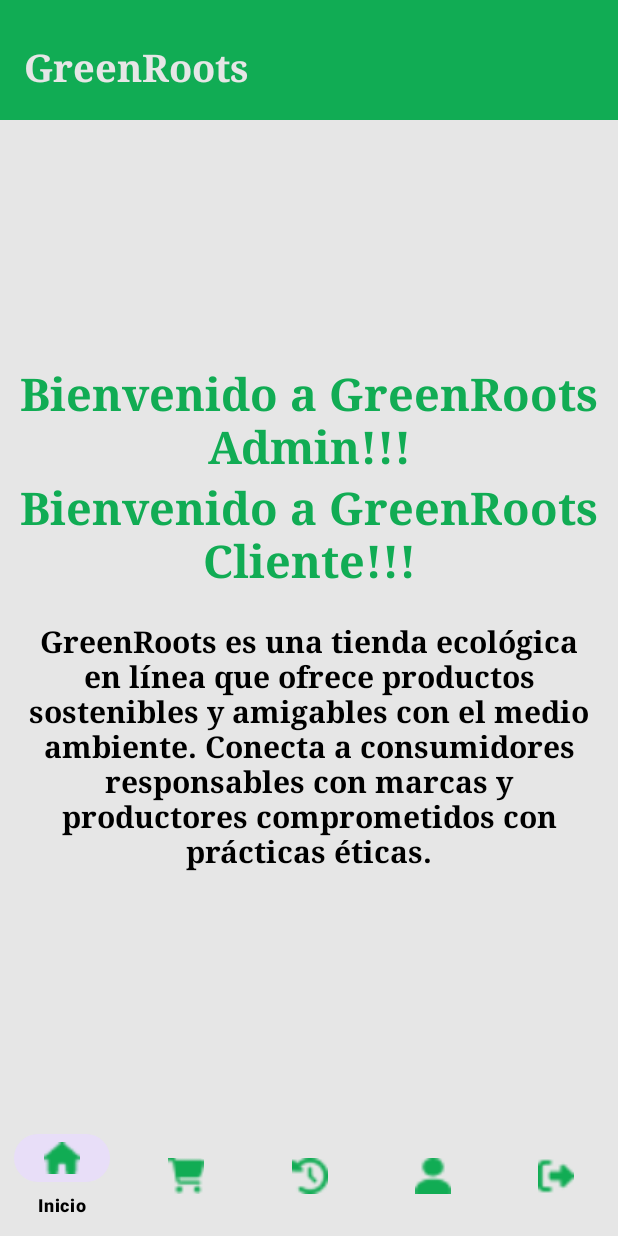
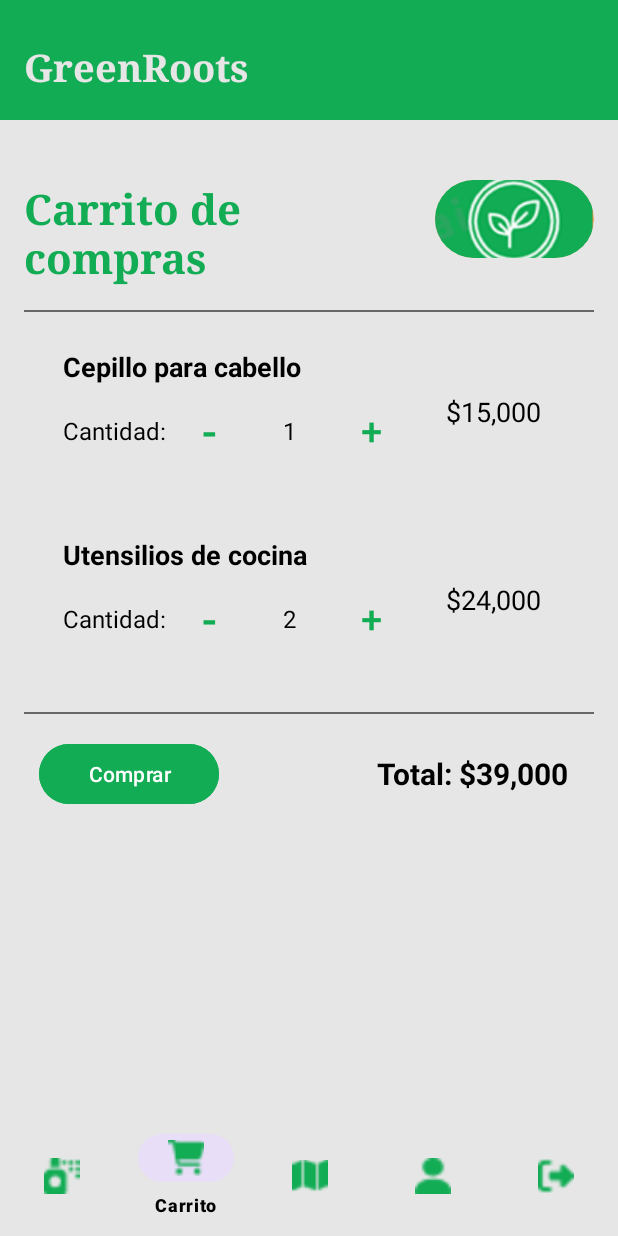
Before and after one commit to marianaaam/proyecto_green_roots, an Android app: the MainActivity screen opened directly, with no data from a screen before it, item 2 of the bottom bar chosen, on a phone screen of 412 x 824 dp. Run offline under Robolectric (Android 15) with nearby library versions, the phone set to English and light mode, and no system bars; our stand-ins replace navigation-ui.

Commit message:
the cart fragment was added

```diff
--- a/app/src/main/java/com/example/green_roots/activities/MainActivity.kt
+++ b/app/src/main/java/com/example/green_roots/activities/MainActivity.kt
@@ -34,9 +34,8 @@ class MainActivity : AppCompatActivity() {
 
         // Define los destinos del top level (sin el botón de regreso)
         appBarConfiguration = AppBarConfiguration.Builder(
-            R.id.inicioFragment,
             R.id.ProductosFragment,
-            R.id.CarritoFragment,
+            R.id.CartFragment,
             R.id.PerfilFragment,
             R.id.CategoriasFragment
         ).build()
--- /dev/null
+++ b/app/src/main/java/com/example/green_roots/fragments/CartFragment.kt
@@ -0,0 +1,208 @@
+package com.example.green_roots.fragments
+
+import android.content.Context
+import android.content.SharedPreferences
+import android.os.Bundle
+import android.view.LayoutInflater
+import android.view.View
+import android.view.ViewGroup
+import android.widget.Button
+import android.widget.LinearLayout
+import android.widget.TextView
+import android.widget.Toast
+import androidx.fragment.app.Fragment
+import com.example.green_roots.R
+import org.json.JSONArray
+import org.json.JSONObject
+import java.util.Locale
+
+class CartFragment : Fragment() {
+
+    private lateinit var sharedPreferences: SharedPreferences
+    private lateinit var containerLayout: LinearLayout
+    private lateinit var tvTotal: TextView
+    private lateinit var btnCheckout: Button
+    private lateinit var tvEmptyCart: TextView
+
+    override fun onCreateView(
+        inflater: LayoutInflater,
+        container: ViewGroup?,
+        savedInstanceState: Bundle?
+    ): View {
+        val view = inflater.inflate(R.layout.fragment_cart, container, false)
+
+        sharedPreferences = requireActivity().getSharedPreferences("ShoppingCart", Context.MODE_PRIVATE)
+        containerLayout = view.findViewById(R.id.cartItemsContainer)
+        tvTotal = view.findViewById(R.id.tvTotal)
+        btnCheckout = view.findViewById(R.id.btnCheckout)
+        tvEmptyCart = view.findViewById(R.id.tvEmptyCart)
+
+        loadProduct("Cepillo para cabello", 1, 15000)
+        loadProduct("Utensilios de cocina", 2, 12000)
+
+        btnCheckout.setOnClickListener {
+            checkout()
+        }
+
+        loadCartItems()
+
+        return view
+    }
+
+    private fun loadCartItems() {
+        containerLayout.removeAllViews()
+
+        val productsJson = sharedPreferences.getString("products", "[]")
+        val productsArray = JSONArray(productsJson)
+
+        if (productsArray.length() == 0) {
+            tvEmptyCart.visibility = View.VISIBLE
+            tvTotal.visibility = View.GONE
+            btnCheckout.visibility = View.GONE
+            return
+        }
+
+        tvEmptyCart.visibility = View.GONE
+        tvTotal.visibility = View.VISIBLE
+        btnCheckout.visibility = View.VISIBLE
+
+        var total = 0
+
+        for (i in 0 until productsArray.length()) {
+            val product = productsArray.getJSONObject(i)
+            val name = product.getString("name")
+            var amount = product.getInt("amount")
+            val price = product.getInt("price")
+
+            total += price * amount
+
+            addCartItemView(name, amount, price)
+        }
+
+        updateTotal(total)
+    }
+
+    private fun addCartItemView(name: String, amount: Int, price: Int) {
+        val itemView = LayoutInflater.from(requireContext())
+            .inflate(R.layout.item_cart_product, containerLayout, false)
+
+        itemView.findViewById<TextView>(R.id.tvProductName).text = name
+        itemView.findViewById<TextView>(R.id.tvProductPrice).text = formatPrice(price * amount)
+
+        val tvAmount = itemView.findViewById<TextView>(R.id.tvProductAmount)
+        tvAmount.text = amount.toString()
+
+        itemView.findViewById<Button>(R.id.btnDecrease).setOnClickListener {
+            val currentAmount = tvAmount.text.toString().toInt()
+            if (currentAmount > 1) {
+                val newAmount = currentAmount - 1
+                tvAmount.text = newAmount.toString()
+                itemView.findViewById<TextView>(R.id.tvProductPrice).text = formatPrice(price * newAmount)
+                updateProductAmount(name, newAmount)
+            } else {
+                removeProduct(name)
+            }
+        }
+
+        itemView.findViewById<Button>(R.id.btnIncrease).setOnClickListener {
+            val newAmount = tvAmount.text.toString().toInt() + 1
+            tvAmount.text = newAmount.toString()
+            itemView.findViewById<TextView>(R.id.tvProductPrice).text = formatPrice(price * newAmount)
+            updateProductAmount(name, newAmount)
+        }
+
+        containerLayout.addView(itemView)
+    }
+
+    private fun updateProductAmount(name: String, newAmount: Int) {
+        val productsJson = sharedPreferences.getString("products", "[]")
+        val productsArray = JSONArray(productsJson)
+        val newProductsArray = JSONArray()
+
+        for (i in 0 until productsArray.length()) {
+            val product = productsArray.getJSONObject(i)
+            if (product.getString("name") == name) {
+                if (newAmount > 0) {
+                    product.put("amount", newAmount)
+                    newProductsArray.put(product)
+                }
+            } else {
+                newProductsArray.put(product)
+            }
+        }
+
+        sharedPreferences.edit()
+            .putString("products", newProductsArray.toString())
+            .apply()
+
+        loadCartItems()
+    }
+
+    private fun removeProduct(name: String) {
+        updateProductAmount(name, 0)
+    }
+
+    private fun updateTotal(total: Int) {
+        tvTotal.text = "Total: ${formatPrice(total)}"
+    }
+
+    private fun checkout() {
+        Toast.makeText(requireContext(), "Compra realizada por un ${tvTotal.text}", Toast.LENGTH_LONG).show()
+        sharedPreferences.edit().remove("products").apply()
+        loadCartItems()
+    }
+
+    private fun formatPrice(price: Int): String {
+        return "$${String.format(Locale.US, "%,d", price)}"
+    }
+
+    //Funcion para cargar algunos productos
+    private fun loadProduct(name: String, amount: Int, price: Int){
+        val control= sharedPreferences.edit()
+
+        val productsJson = sharedPreferences.getString("products", "[]")
+
+        // Convertimos el string JSON a un JSONArray
+        val productsArray = JSONArray(productsJson)
+
+        // veficacion de producto existente
+        var productExists = false
+
+        // Recorremos los productos existentes para buscar coincidencias
+        for (i in 0 until productsArray.length()) {
+            val currentProduct = productsArray.getJSONObject(i)
+
+            // Si encontramos un producto con el mismo nombre
+            if (currentProduct.getString("name") == name) {
+                // Aumentamos la cantidad
+                val currentAmount = currentProduct.getInt("amount")
+                currentProduct.put("amount", currentAmount + amount)
+
+                // Actualizamos el producto en el array
+                productsArray.put(i, currentProduct)
+
+                productExists = true
+                break
+            }
+        }
+
+        // Si el producto no existe, lo añadimos como nuevo
+        if (!productExists) {
+            // Creamos un objeto JSON para el nuevo producto
+            val productObject = JSONObject().apply {
+                put("name", name)
+                put("amount", amount)
+                put("price", price)
+            }
+
+            // Agregamos el producto al array
+            productsArray.put(productObject)
+        }
+
+
+        control.putString("products", productsArray.toString())
+        control.apply()
+    }
+
+
+}
--- /dev/null
+++ b/app/src/main/res/layout/fragment_cart.xml
@@ -0,0 +1,129 @@
+<?xml version="1.0" encoding="utf-8"?>
+<ScrollView xmlns:android="http://schemas.android.com/apk/res/android"
+    xmlns:app="http://schemas.android.com/apk/res-auto"
+    android:layout_width="match_parent"
+    android:layout_height="match_parent"
+    android:background="@color/white"
+    >
+
+    <LinearLayout
+        android:layout_width="match_parent"
+        android:layout_height="wrap_content"
+        android:orientation="vertical"
+        android:paddingTop="40dp"
+        android:paddingBottom="40dp"
+        android:paddingLeft="16dp"
+        android:paddingRight="16dp"
+        >
+
+        <LinearLayout
+            android:layout_width="wrap_content"
+            android:layout_height="wrap_content"
+            android:orientation="horizontal"
+            android:gravity="center_vertical"
+            android:layout_marginBottom="16dp"
+            >
+
+            <TextView
+                android:layout_width="0dp"
+                android:layout_weight="6"
+                android:layout_height="wrap_content"
+                android:text="@string/TittleFragmentCarrito"
+                android:textSize="28sp"
+                android:textStyle="bold"
+                android:textColor="@color/green"
+                android:fontFamily="serif"
+                android:gravity="start"
+                />
+
+            <ImageView
+                android:layout_width="0dp"
+                android:layout_weight="1"
+                android:layout_height="52dp"
+                app:srcCompat="@drawable/logo"
+                android:layout_marginStart="20dp"
+                android:background="@drawable/rounded_corners"
+                android:scaleType="centerCrop"
+                android:clipToOutline="true"
+                android:layout_gravity="end"
+                />
+
+        </LinearLayout>
+
+
+        <View
+            android:layout_width="match_parent"
+            android:layout_height="1dp"
+            android:background="@color/gray"
+            android:layout_marginBottom="8dp"
+            />
+
+        <TextView
+            android:id="@+id/tvEmptyCart"
+            android:layout_width="match_parent"
+            android:layout_height="wrap_content"
+            android:text="@string/textEmptyCart"
+            android:textSize="18sp"
+            android:textColor="@color/black"
+            android:gravity="center"
+            android:padding="32dp"/>
+
+        <ScrollView
+            android:layout_width="match_parent"
+            android:layout_height="0dp"
+            android:layout_weight="1">
+
+            <LinearLayout
+                android:id="@+id/cartItemsContainer"
+                android:layout_width="match_parent"
+                android:layout_height="wrap_content"
+                android:orientation="vertical"
+                android:paddingRight="10dp"
+                android:paddingLeft="10dp"
+                />
+
+        </ScrollView>
+
+        <View
+            android:layout_width="match_parent"
+            android:layout_height="1dp"
+            android:background="@color/gray"
+            android:layout_marginTop="8dp"
+            />
+
+        <LinearLayout
+            android:layout_width="match_parent"
+            android:layout_height="wrap_content"
+            android:orientation="horizontal"
+            android:gravity="center_vertical"
+            android:layout_marginTop="16dp"
+            android:paddingRight="10dp"
+            android:paddingLeft="10dp"
+            >
+
+            <Button
+                android:id="@+id/btnCheckout"
+                android:layout_width="0dp"
+                android:layout_height="wrap_content"
+                android:layout_weight="1"
+                android:text="@string/textBuy"
+                android:backgroundTint="@color/green"
+                android:textColor="@android:color/white" />
+
+            <TextView
+                android:id="@+id/tvTotal"
+                android:layout_width="0dp"
+                android:layout_height="wrap_content"
+                android:layout_weight="2"
+                android:textSize="20sp"
+                android:textStyle="bold"
+                android:textColor="@color/black"
+                android:text="@string/textTotalDefect"
+                android:gravity="end"
+                android:padding="8dp" />
+
+        </LinearLayout>
+
+
+    </LinearLayout>
+</ScrollView>
--- /dev/null
+++ b/app/src/main/res/layout/item_cart_product.xml
@@ -0,0 +1,90 @@
+<?xml version="1.0" encoding="utf-8"?>
+<LinearLayout xmlns:android="http://schemas.android.com/apk/res/android"
+    xmlns:app="http://schemas.android.com/apk/res-auto"
+    android:layout_width="match_parent"
+    android:layout_height="wrap_content"
+    android:orientation="horizontal"
+    android:gravity="center_vertical"
+    android:padding="16dp"
+    android:layout_marginBottom="8dp">
+
+    <LinearLayout
+        android:layout_width="0dp"
+        android:layout_weight="3"
+        android:layout_height="wrap_content"
+        android:orientation="vertical">
+
+        <TextView
+            android:id="@+id/tvProductName"
+            android:layout_width="match_parent"
+            android:layout_height="wrap_content"
+            android:textSize="18sp"
+            android:textColor="@color/black"
+            android:textStyle="bold"/>
+
+        <LinearLayout
+            android:layout_width="match_parent"
+            android:layout_height="wrap_content"
+            android:orientation="horizontal"
+            android:gravity="center_vertical">
+
+            <TextView
+                android:layout_width="wrap_content"
+                android:layout_height="wrap_content"
+                android:minWidth="48dp"
+                android:gravity="center"
+                android:textSize="16sp"
+                android:textColor="@color/black"
+                android:text="@string/textAmount"
+                />
+
+            <Button
+                android:id="@+id/btnDecrease"
+                android:layout_width="wrap_content"
+                android:layout_height="wrap_content"
+                android:text="@string/minusSign"
+                android:minWidth="48dp"
+                android:textColor="@color/green"
+                android:textSize="30sp"
+                android:backgroundTint="@color/white"
+                />
+
+            <TextView
+                android:id="@+id/tvProductAmount"
+                android:layout_width="wrap_content"
+                android:layout_height="wrap_content"
+                android:minWidth="48dp"
+                android:gravity="center"
+                android:textSize="16sp"
+                android:textColor="@color/black"
+                android:text="@string/numDefectAmount"
+                />
+
+            <Button
+                android:id="@+id/btnIncrease"
+                android:layout_width="wrap_content"
+                android:layout_height="wrap_content"
+                android:text="@string/plusSign"
+                android:minWidth="48dp"
+                android:textColor="@color/green"
+                android:textSize="25sp"
+                android:backgroundTint="@color/white"
+                />
+
+
+        </LinearLayout>
+
+    </LinearLayout>
+
+    <TextView
+        android:id="@+id/tvProductPrice"
+        android:layout_width="0dp"
+        android:layout_weight="1"
+        android:textSize="18sp"
+        android:textColor="@color/black"
+        android:layout_height="wrap_content"
+        android:textAlignment="center"
+        />
+
+
+</LinearLayout>
--- a/app/src/main/res/menu/drawer_menu.xml
+++ b/app/src/main/res/menu/drawer_menu.xml
@@ -1,17 +1,18 @@
 <?xml version="1.0" encoding="utf-8"?>
 <menu xmlns:android="http://schemas.android.com/apk/res/android">
-    <item
-        android:id="@+id/inicioFragment"
-        android:icon="@drawable/ic_home"
-        android:title="@string/inicioMenu" />
+
     <item
         android:id="@+id/ProductosFragment"
-        android:icon="@drawable/ic_cart"
+        android:icon="@drawable/ic_products"
         android:title="@string/productosMenu" />
     <item
-        android:id="@+id/CarritoFragment"
-        android:icon="@drawable/ic_history"
+        android:id="@+id/CartFragment"
+        android:icon="@drawable/ic_cart"
         android:title="@string/carritoMenu" />
+    <item
+        android:id="@+id/TiendasFragment"
+        android:icon="@drawable/ic_map"
+        android:title="@string/mapaMenu" />
     <item
         android:id="@+id/PerfilFragment"
         android:icon="@drawable/ic_profile"
--- a/app/src/main/res/navigation/nav_graph.xml
+++ b/app/src/main/res/navigation/nav_graph.xml
@@ -12,4 +12,11 @@
         android:label=""
         />
 
+    <fragment
+        android:id="@+id/CartFragment"
+        android:name="com.example.green_roots.fragments.CartFragment"
+        app:defaultNavHost="true"
+        android:label=""
+        />
+
 </navigation>
--- a/app/src/main/res/values/colors.xml
+++ b/app/src/main/res/values/colors.xml
@@ -5,4 +5,5 @@
     <color name="green">#11AC54</color>
     <color name="orange">#EF984E</color>
     <color name="whiteInputs">#FFFFFFFF</color>
+    <color name="gray">#666766</color>
 </resources>
--- a/app/src/main/res/values/strings.xml
+++ b/app/src/main/res/values/strings.xml
@@ -67,11 +67,14 @@
     <string name="textDescriptionAppStart">GreenRoots es una tienda ecológica en línea que ofrece productos sostenibles y amigables con el medio ambiente. Conecta a consumidores responsables con marcas y productores comprometidos con prácticas éticas.</string>
     <string name="textEmptyCart">Tu carrito está vacío</string>
     <string name="textTotalDefect">Total: $0</string>
-    <string name="textBuy">Realizar compra</string>
+    <string name="textBuy">Comprar</string>
     <string name="textDelete">Eliminar</string>
     <string name="plusSign">+</string>
     <string name="numDefectAmount">1</string>
     <string name="minusSign">-</string>
     <string name="TittleFragmentCarrito">Carrito de compras</string>
     <string name="TittleFragmentEditProfile">Editar Perfil</string>
+    <string name="comprasMenu">Compras</string>
+    <string name="mapaMenu">Tiendas</string>
+    <string name="textAmount">Cantidad:</string>
 </resources>
```
Also changed, not shown: app/src/main/res/drawable/ic_map.png (added), app/src/main/res/drawable/ic_products.png (added).
